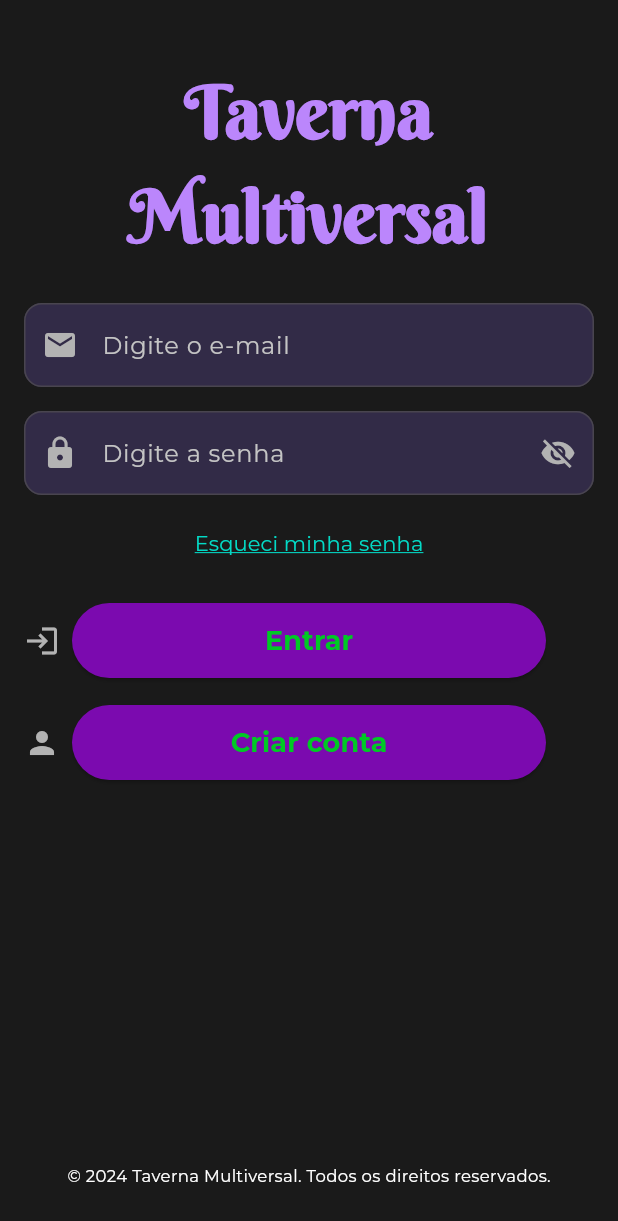
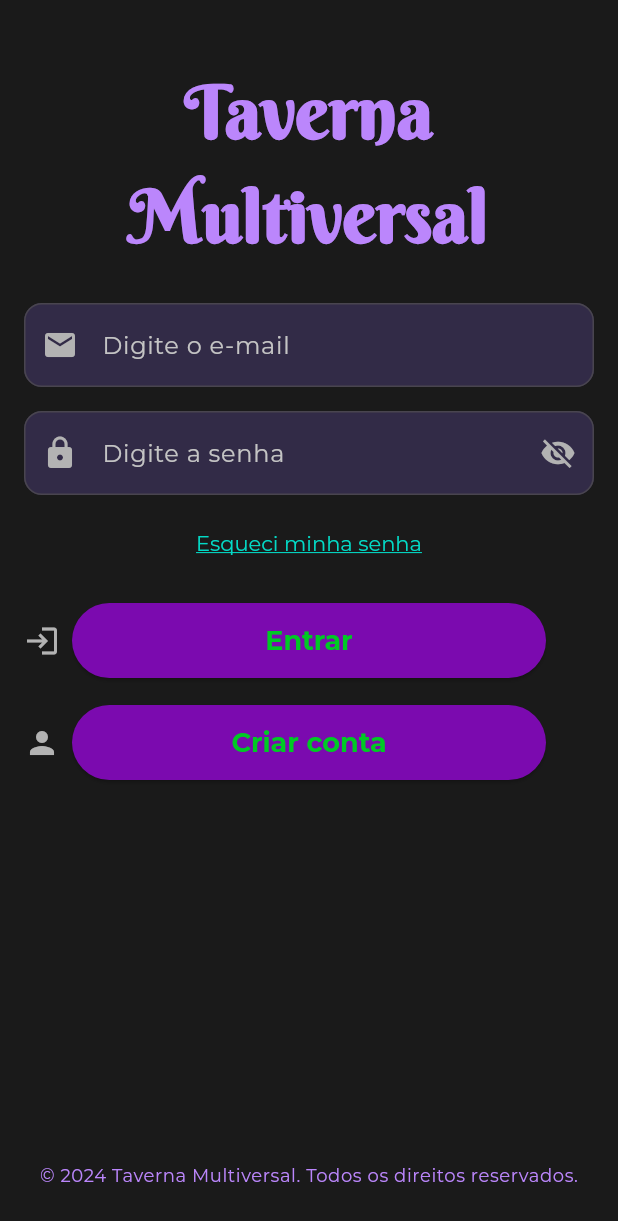
Before and after one commit to Enock21/tm, a Flutter app: the screen it shows after launch, on a phone screen of 412 x 824 dp. Shown: the top 1221 px of the screen. Run offline on Flutter 3.47's test engine with Material 3 defaults, Android fonts, the phone set to English and light mode, and no system bars; our stand-ins replace google_fonts; project files that could hold a hidden picture were left out.

Commit message:
refactor: adjusting theme.dart as the central class for visual design specifications

```diff
--- a/tm_front/lib/main.dart
+++ b/tm_front/lib/main.dart
@@ -1,6 +1,6 @@
 import 'package:flutter/material.dart';
+import 'package:tm_front/widgets/theme.dart';
 import 'package:tm_front/screens/login_screen.dart';
-//import 'package:tm_front/screens/password_recovery_screen.dart';
 
 void main() {
   runApp(const MyApp());
@@ -13,23 +13,8 @@ class MyApp extends StatelessWidget {
   Widget build(BuildContext context) {
     return MaterialApp(
       title: 'Taverna Multiversal',
-      theme: ThemeData(
-          primarySwatch: Colors.blue,
-          textTheme: const TextTheme(
-              bodyLarge: TextStyle(fontFamily: 'Montserrat'),
-              bodyMedium: TextStyle(fontFamily: 'Montserrat'),
-              bodySmall: TextStyle(fontFamily: 'Montserrat'),
-              labelLarge: TextStyle(fontFamily: 'Montserrat'),
-              labelMedium: TextStyle(fontFamily: 'Montserrat'),
-              labelSmall: TextStyle(fontFamily: 'Montserrat'),
-              headlineLarge: TextStyle(fontFamily: 'Montserrat'),
-              headlineMedium: TextStyle(fontFamily: 'Montserrat'),
-              headlineSmall: TextStyle(fontFamily: 'Montserrat'),
-              titleLarge: TextStyle(fontFamily: 'Montserrat'),
-              titleMedium: TextStyle(fontFamily: 'Montserrat'),
-              titleSmall: TextStyle(fontFamily: 'Montserrat'))),
+      theme: theme, // Aplicando o tema definido em theme.dart
       home: const LoginScreen(),
-      //home: const PasswordRecoveryScreen(),
     );
   }
 }
--- a/tm_front/lib/screens/login_screen.dart
+++ b/tm_front/lib/screens/login_screen.dart
@@ -147,13 +147,12 @@ class LoginScreenState extends State<LoginScreen> {
                 ],
               ),
             ),
-            const Padding(
-              padding: EdgeInsets.only(bottom: 16.0),
-              child: Center // Usando Center para centralizar o texto
-                  (
+            Padding(
+              padding: const EdgeInsets.only(bottom: 16.0),
+              child: Center(
                 child: Text(
                   '© 2024 Taverna Multiversal. Todos os direitos reservados.',
-                  style: TextStyle(color: Colors.white, fontSize: 11),
+                  style: Theme.of(context).textTheme.bodySmall,
                 ),
               ),
             ),
--- a/tm_front/lib/widgets/theme.dart
+++ b/tm_front/lib/widgets/theme.dart
@@ -17,7 +17,12 @@ final theme = ThemeData(
     ),
     bodyMedium: GoogleFonts.montserrat(
       color: const Color(0xFF878787),
-      fontSize: 16,
+      fontSize: 14,
+      fontWeight: FontWeight.w400,
+    ),
+    bodySmall: GoogleFonts.montserrat(
+      color: const Color(0xFFBB86FC),
+      fontSize: 12,
       fontWeight: FontWeight.w400,
     ),
     labelLarge: GoogleFonts.montserrat(
```
